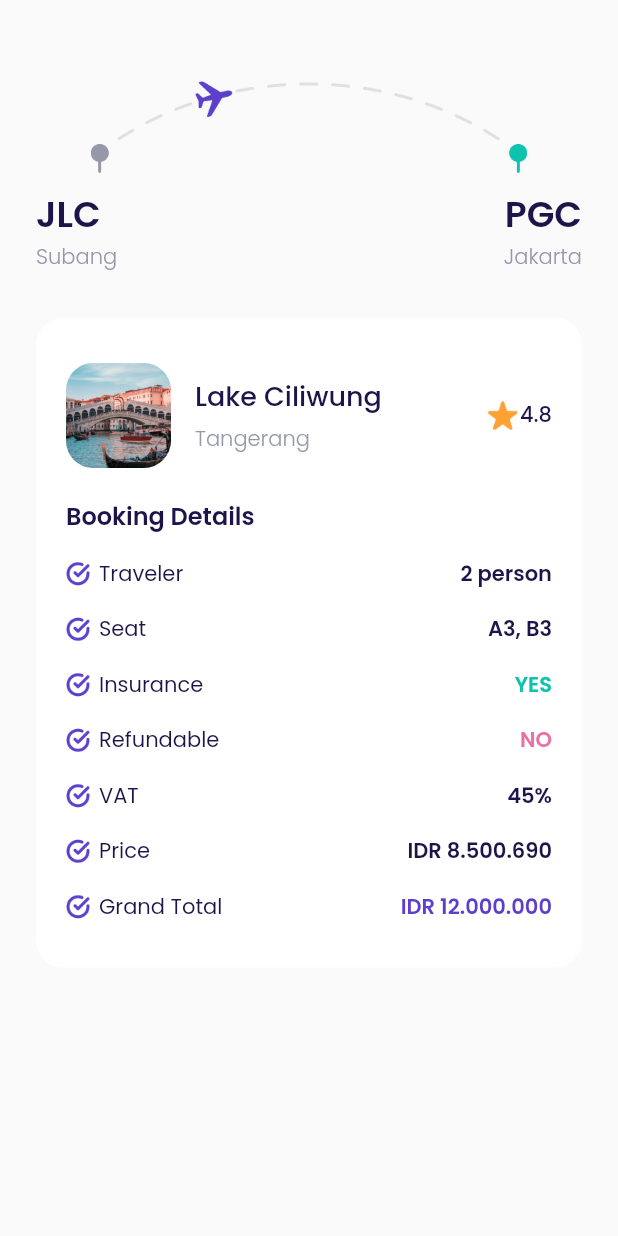
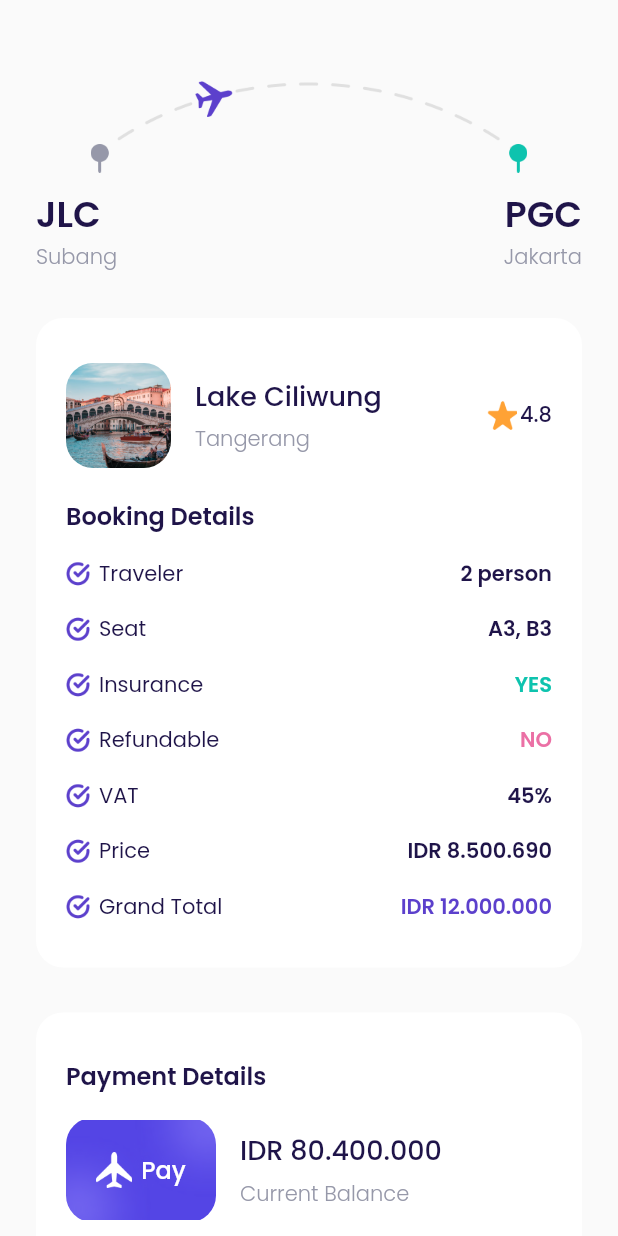
Before and after one commit to riganfauzi/airplane_app, a Flutter app: the CheckoutPage screen opened directly, on a phone screen of 412 x 824 dp. Run offline on Flutter 3.47's test engine with Material 2 defaults, Android fonts, the phone set to English and light mode, and no system bars; our stand-ins replace google_fonts.

Commit message:
update for payment details

```diff
--- a/lib/ui/pages/checkout_page.dart
+++ b/lib/ui/pages/checkout_page.dart
@@ -204,6 +204,96 @@ class CheckoutPage extends StatelessWidget {
       );
     }
 
+    Widget paymentDetails() {
+      return Container(
+        margin: EdgeInsets.only(top: 30),
+        padding: EdgeInsets.symmetric(
+          horizontal: 20,
+          vertical: 30,
+        ),
+        decoration: BoxDecoration(
+          borderRadius: BorderRadius.circular(18),
+          color: kWhiteColor,
+        ),
+        child: Column(
+          crossAxisAlignment: CrossAxisAlignment.start,
+          children: [
+            Text(
+              'Payment Details',
+              style: blackTextStyle.copyWith(
+                fontSize: 16,
+                fontWeight: semiBold,
+              ),
+            ),
+            Container(
+              margin: EdgeInsets.only(top: 16),
+              child: Row(
+                children: [
+                  Container(
+                    width: 100,
+                    height: 70,
+                    margin: EdgeInsets.only(right: 16),
+                    decoration: BoxDecoration(
+                      borderRadius: BorderRadius.circular(18),
+                      image: DecorationImage(
+                        image: AssetImage(
+                          'assets/image_card.png',
+                        ),
+                      ),
+                    ),
+                    child: Center(
+                        child: Row(
+                      mainAxisAlignment: MainAxisAlignment.center,
+                      children: [
+                        Container(
+                          width: 24,
+                          height: 24,
+                          margin: EdgeInsets.only(right: 6),
+                          decoration: BoxDecoration(
+                            image: DecorationImage(
+                              image: AssetImage(
+                                'assets/icon_plane.png',
+                              ),
+                            ),
+                          ),
+                        ),
+                        Text(
+                          'Pay',
+                          style: whiteTextStyle.copyWith(
+                            fontSize: 16,
+                            fontWeight: medium,
+                          ),
+                        )
+                      ],
+                    )),
+                  ),
+                  Column(
+                    crossAxisAlignment: CrossAxisAlignment.start,
+                    children: [
+                      Text(
+                        'IDR 80.400.000',
+                        style: blackTextStyle.copyWith(
+                          fontSize: 18,
+                          fontWeight: medium,
+                        ),
+                      ),
+                      SizedBox(height: 5),
+                      Text(
+                        'Current Balance',
+                        style: grayTextStyle.copyWith(
+                          fontWeight: light,
+                        ),
+                      ),
+                    ],
+                  )
+                ],
+              ),
+            )
+          ],
+        ),
+      );
+    }
+
     return Scaffold(
       backgroundColor: kBackGroundColor,
       body: ListView(
@@ -213,6 +303,7 @@ class CheckoutPage extends StatelessWidget {
         children: [
           route(),
           bookingDetails(),
+          paymentDetails(),
         ],
       ),
     );
```
